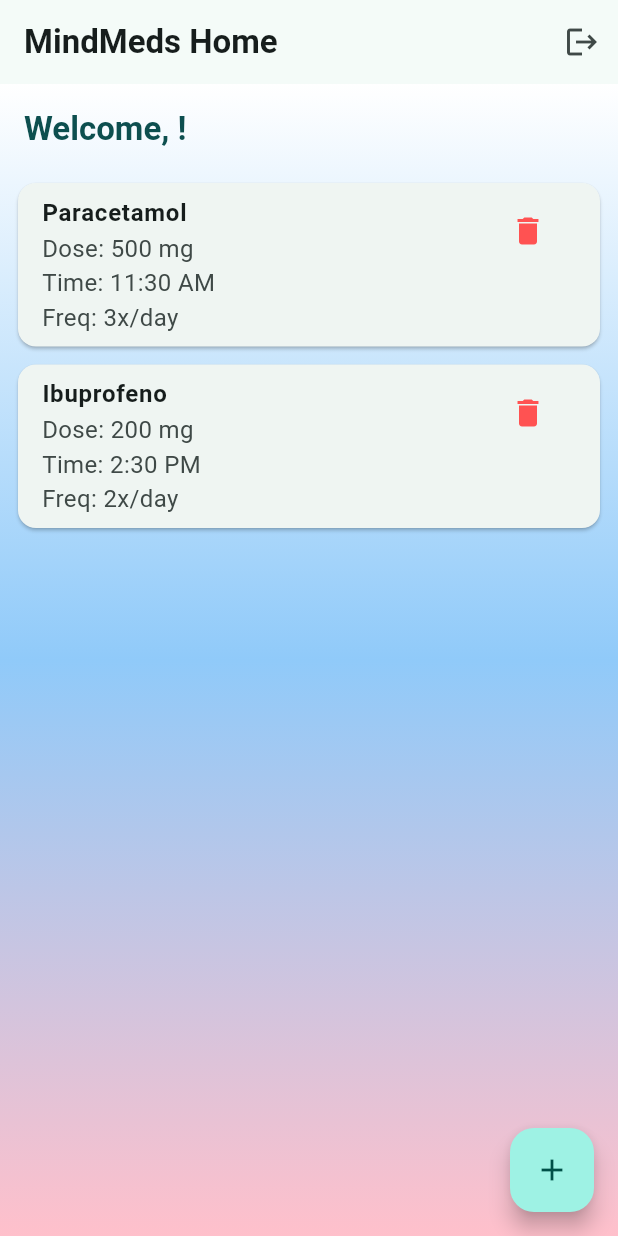
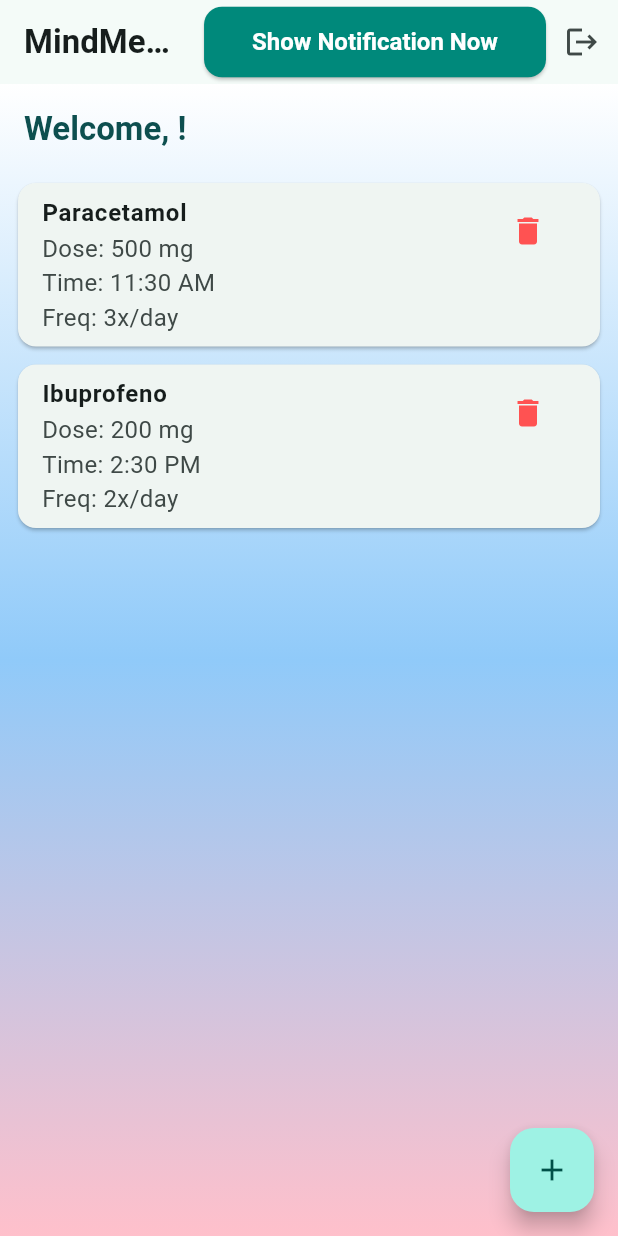
Before and after one commit to a2024113187/MindMed-app, a Flutter app: the HomeScreen screen opened directly, on a phone screen of 412 x 824 dp. Run offline on Flutter 3.47's test engine with Material 3 defaults, Android fonts, the phone set to English and light mode, and no system bars; our stand-ins replace firebase_auth, firebase_core, flutter_local_notifications, flutter_tts, shared_preferences, timezone; accounts and stored records are empty.

Commit message:
First commit

```diff
--- a/lib/screens/home_screen.dart
+++ b/lib/screens/home_screen.dart
@@ -2,6 +2,7 @@ import 'package:flutter/material.dart';
 import 'package:firebase_auth/firebase_auth.dart';
 
 import '../main.dart';
+import '../services/notification_service.dart';
 import '../utils/medication_tile.dart';
 
 import '../models/medication.dart';
@@ -16,6 +17,9 @@ class HomeScreen extends StatefulWidget {
 }
 
 class _HomeScreenState extends State<HomeScreen> {
+
+
+
   // Aquí iría la carga real desde StorageService, por ahora mock:
   final List<Medication> medications = [
     Medication(
@@ -33,7 +37,9 @@ class _HomeScreenState extends State<HomeScreen> {
       frequencyPerDay: 2,
       time: DateTime.now().add(const Duration(hours: 4)),
     ),
+
   ];
+
 
   @override
   Widget build(BuildContext context) {
@@ -43,6 +49,18 @@ class _HomeScreenState extends State<HomeScreen> {
       appBar: AppBar(
         title: const Text('MindMeds Home'),
         actions: [
+          ElevatedButton(
+            onPressed: () {
+              NotificationService().showNotification(
+                id: 1,
+                title: 'Test Notification',
+                body: 'This is a test notification',
+                payload: 'TestPayload',
+              );
+            },
+            child: const Text('Show Notification Now'),
+          ),
+
           IconButton(
             icon: const Icon(Icons.logout),
             onPressed: () async {
@@ -112,4 +130,5 @@ class _HomeScreenState extends State<HomeScreen> {
       ),
     );
   }
+
 }
```
